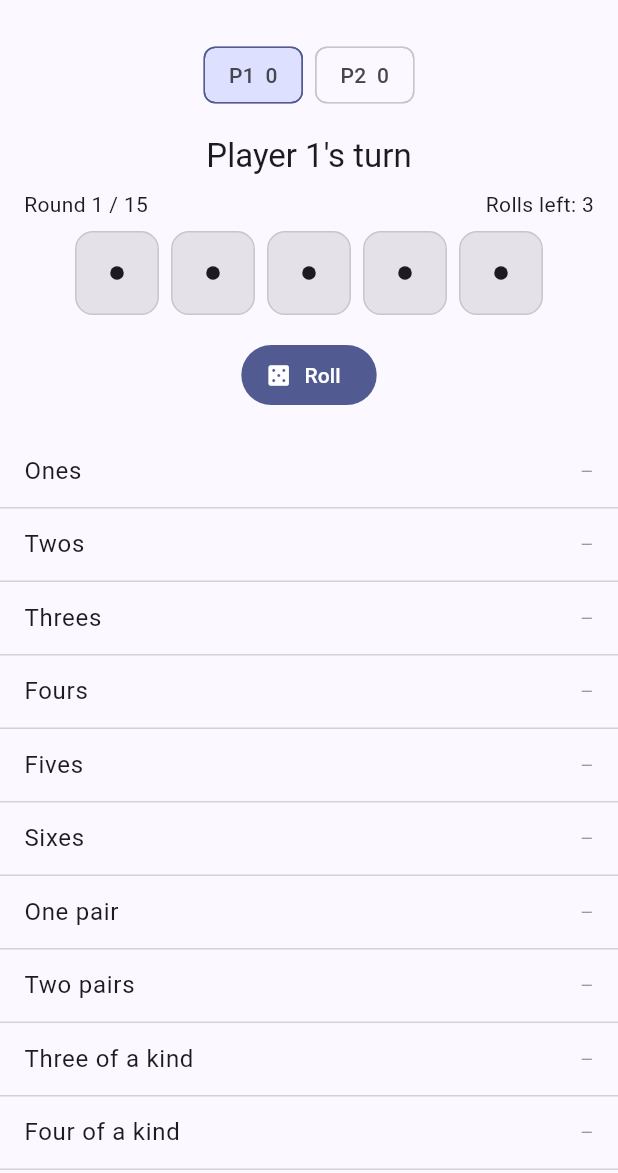
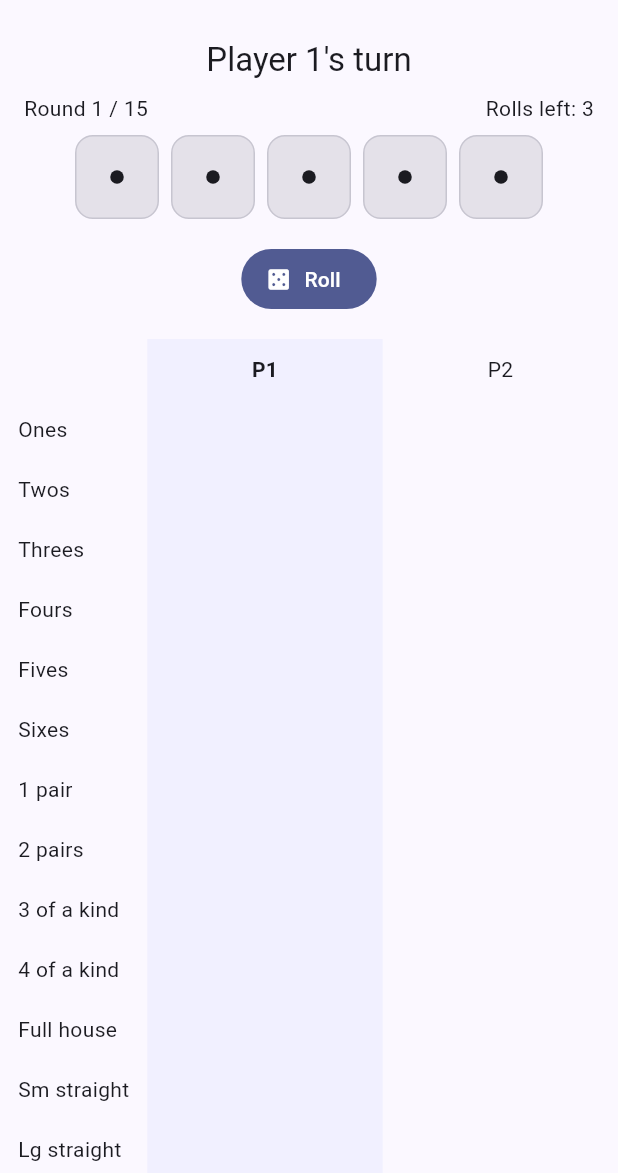
Before and after one commit to eilazov/diceZ, a Flutter app: the screen it shows after launch, after a tap on an icon or button, on a phone screen of 412 x 824 dp, the part 63-1236 px from its top. Run offline on Flutter 3.47's test engine with Material 3 defaults, Android fonts, the phone set to English and light mode, and no system bars; our stand-ins replace shared_preferences.

Commit message:
Replace per-player card + standings strip with one shared score table
ScoreTable: rows = 15 categories + totals row, columns = players. Every
player's locked scores and running total are always visible. The active
player's column is highlighted; on their turn its open cells preview the
current dice and commit on tap. Category labels abbreviated
(categoryShortLabel) so 4 columns fit a phone without horizontal scroll.

- new score_table.dart (+ categoryLabel / categoryShortLabel); removes
  score_card_view.dart
- DiceGame gains scoreCards getter
- GameScreen drops the standings strip, embeds ScoreTable
- statistics_screen imports categoryLabel from score_table
- design-brief.md, multiplayer spec, and CLAUDE.md updated for the
  shared-table model

90 tests pass, flutter analyze clean.

Co-Authored-By: Claude Sonnet 5 <noreply@anthropic.com>

```diff
--- a/lib/models/dice_game.dart
+++ b/lib/models/dice_game.dart
@@ -49,6 +49,9 @@ class DiceGame {
 
   /// The score card belonging to [player].
   ScoreCard scoreCardFor(int player) => _cards[player];
+
+  /// Every player's score card, in seat order. Unmodifiable.
+  List<ScoreCard> get scoreCards => List.unmodifiable(_cards);
 
   /// [player]'s current total.
   int totalFor(int player) => _cards[player].total;
--- a/lib/widgets/game_screen.dart
+++ b/lib/widgets/game_screen.dart
@@ -7,7 +7,7 @@ import '../models/game_result.dart';
 import '../models/score_card.dart';
 import '../services/game_storage.dart';
 import 'dice_row.dart';
-import 'score_card_view.dart';
+import 'score_table.dart';
 
 /// The playing screen for a 2–4 player hot-seat match. Owns one [DiceGame] and
 /// rebuilds on every action.
@@ -120,12 +120,8 @@ class _GameScreenState extends State<GameScreen> {
       body: SingleChildScrollView(
         child: Column(
           children: [
-            _StandingsStrip(
-              standings: _game.standings,
-              currentPlayer: _game.currentPlayer,
-            ),
             Padding(
-              padding: const EdgeInsets.fromLTRB(16, 4, 16, 0),
+              padding: const EdgeInsets.fromLTRB(16, 12, 16, 0),
               child: Text(
                 "Player ${_game.currentPlayer + 1}'s turn",
                 style: Theme.of(context).textTheme.titleLarge,
@@ -155,8 +151,9 @@ class _GameScreenState extends State<GameScreen> {
               label: const Text('Roll'),
             ),
             const SizedBox(height: 16),
-            ScoreCardView(
-              card: _game.scoreCardFor(_game.currentPlayer),
+            ScoreTable(
+              cards: _game.scoreCards,
+              currentPlayer: _game.currentPlayer,
               currentDice: _game.dice,
               canCommit: canAct,
               onCommit: _commit,
@@ -167,36 +164,3 @@ class _GameScreenState extends State<GameScreen> {
     );
   }
 }
-
-class _StandingsStrip extends StatelessWidget {
-  const _StandingsStrip({required this.standings, required this.currentPlayer});
-
-  final List<int> standings;
-  final int currentPlayer;
-
-  @override
-  Widget build(BuildContext context) {
-    final scheme = Theme.of(context).colorScheme;
-
-    return SingleChildScrollView(
-      scrollDirection: Axis.horizontal,
-      padding: const EdgeInsets.symmetric(horizontal: 12, vertical: 12),
-      child: Row(
-        children: [
-          for (var p = 0; p < standings.length; p++)
-            Padding(
-              padding: const EdgeInsets.symmetric(horizontal: 4),
-              child: Chip(
-                label: Text('P${p + 1}  ${standings[p]}'),
-                backgroundColor:
-                    p == currentPlayer ? scheme.primaryContainer : null,
-                side: p == currentPlayer
-                    ? BorderSide(color: scheme.primary)
-                    : null,
-              ),
-            ),
-        ],
-      ),
-    );
-  }
-}
--- a/lib/widgets/score_card_view.dart
+++ /dev/null
@@ -1,130 +0,0 @@
-import 'package:flutter/material.dart';
-
-import '../models/score_card.dart';
-
-/// Human-readable label for each score category.
-String categoryLabel(ScoreCategory category) => switch (category) {
-      ScoreCategory.ones => 'Ones',
-      ScoreCategory.twos => 'Twos',
-      ScoreCategory.threes => 'Threes',
-      ScoreCategory.fours => 'Fours',
-      ScoreCategory.fives => 'Fives',
-      ScoreCategory.sixes => 'Sixes',
-      ScoreCategory.onePair => 'One pair',
-      ScoreCategory.twoPairs => 'Two pairs',
-      ScoreCategory.threeOfAKind => 'Three of a kind',
-      ScoreCategory.fourOfAKind => 'Four of a kind',
-      ScoreCategory.fullHouse => 'Full house',
-      ScoreCategory.smallStraight => 'Small straight',
-      ScoreCategory.largeStraight => 'Large straight',
-      ScoreCategory.yahtzee => 'Dice Zee',
-      ScoreCategory.chance => 'Chance',
-    };
-
-/// The 15-row score sheet. Open rows preview what [currentDice] would score
-/// (when [canCommit]) and commit on tap; filled rows show their locked score.
-class ScoreCardView extends StatelessWidget {
-  const ScoreCardView({
-    super.key,
-    required this.card,
-    required this.currentDice,
-    required this.canCommit,
-    required this.onCommit,
-  });
-
-  final ScoreCard card;
-  final List<int> currentDice;
-  final bool canCommit;
-  final ValueChanged<ScoreCategory> onCommit;
-
-  @override
-  Widget build(BuildContext context) {
-    return Column(
-      children: [
-        for (final category in ScoreCategory.values)
-          _CategoryRow(
-            key: ValueKey('category_${category.name}'),
-            label: categoryLabel(category),
-            filledScore: card.scoreOf(category),
-            previewScore:
-                canCommit ? ScoreCard.score(category, currentDice) : null,
-            onTap: (!card.isFilled(category) && canCommit)
-                ? () => onCommit(category)
-                : null,
-          ),
-        const Divider(height: 1),
-        Padding(
-          key: const ValueKey('score_total'),
-          padding: const EdgeInsets.symmetric(horizontal: 16, vertical: 12),
-          child: Row(
-            mainAxisAlignment: MainAxisAlignment.spaceBetween,
-            children: [
-              Text('Total', style: Theme.of(context).textTheme.titleMedium),
-              Text(
-                '${card.total}',
-                style: Theme.of(context).textTheme.titleMedium,
-              ),
-            ],
-          ),
-        ),
-      ],
-    );
-  }
-}
-
-class _CategoryRow extends StatelessWidget {
-  const _CategoryRow({
-    super.key,
-    required this.label,
-    required this.filledScore,
-    required this.previewScore,
-    required this.onTap,
-  });
-
-  final String label;
-  final int? filledScore;
-  final int? previewScore;
-  final VoidCallback? onTap;
-
-  @override
-  Widget build(BuildContext context) {
-    final theme = Theme.of(context);
-    final isFilled = filledScore != null;
-
-    final Widget trailing;
-    if (isFilled) {
-      trailing = Text('$filledScore', style: theme.textTheme.bodyLarge);
-    } else if (previewScore != null) {
-      trailing = Text(
-        '$previewScore',
-        style: theme.textTheme.bodyLarge?.copyWith(color: theme.disabledColor),
-      );
-    } else {
-      trailing = Text('–', style: TextStyle(color: theme.disabledColor));
-    }
-
-    return InkWell(
-      onTap: onTap,
-      child: Container(
-        padding: const EdgeInsets.symmetric(horizontal: 16, vertical: 12),
-        decoration: BoxDecoration(
-          border: Border(
-            bottom: BorderSide(color: theme.dividerColor.withValues(alpha: 0.3)),
-          ),
-        ),
-        child: Row(
-          mainAxisAlignment: MainAxisAlignment.spaceBetween,
-          children: [
-            Text(
-              label,
-              style: theme.textTheme.bodyLarge?.copyWith(
-                fontWeight: isFilled ? FontWeight.w600 : FontWeight.normal,
-              ),
-            ),
-            trailing,
-          ],
-        ),
-      ),
-    );
-  }
-}
--- /dev/null
+++ b/lib/widgets/score_table.dart
@@ -0,0 +1,197 @@
+import 'package:flutter/material.dart';
+
+import '../models/score_card.dart';
+
+/// Full category label, for places with room (e.g. the statistics screen).
+String categoryLabel(ScoreCategory category) => switch (category) {
+      ScoreCategory.ones => 'Ones',
+      ScoreCategory.twos => 'Twos',
+      ScoreCategory.threes => 'Threes',
+      ScoreCategory.fours => 'Fours',
+      ScoreCategory.fives => 'Fives',
+      ScoreCategory.sixes => 'Sixes',
+      ScoreCategory.onePair => 'One pair',
+      ScoreCategory.twoPairs => 'Two pairs',
+      ScoreCategory.threeOfAKind => 'Three of a kind',
+      ScoreCategory.fourOfAKind => 'Four of a kind',
+      ScoreCategory.fullHouse => 'Full house',
+      ScoreCategory.smallStraight => 'Small straight',
+      ScoreCategory.largeStraight => 'Large straight',
+      ScoreCategory.yahtzee => 'Dice Zee',
+      ScoreCategory.chance => 'Chance',
+    };
+
+/// Compact category label, for the multi-column score table.
+String categoryShortLabel(ScoreCategory category) => switch (category) {
+      ScoreCategory.onePair => '1 pair',
+      ScoreCategory.twoPairs => '2 pairs',
+      ScoreCategory.threeOfAKind => '3 of a kind',
+      ScoreCategory.fourOfAKind => '4 of a kind',
+      ScoreCategory.smallStraight => 'Sm straight',
+      ScoreCategory.largeStraight => 'Lg straight',
+      _ => categoryLabel(category),
+    };
+
+/// The shared score sheet for every player: 15 category rows plus a totals row,
+/// one column per player. The active player's column is highlighted; while they
+/// can act, its still-open cells preview the current dice and commit on tap.
+class ScoreTable extends StatelessWidget {
+  const ScoreTable({
+    super.key,
+    required this.cards,
+    required this.currentPlayer,
+    required this.currentDice,
+    required this.canCommit,
+    required this.onCommit,
+  });
+
+  final List<ScoreCard> cards;
+  final int currentPlayer;
+  final List<int> currentDice;
+  final bool canCommit;
+  final ValueChanged<ScoreCategory> onCommit;
+
+  @override
+  Widget build(BuildContext context) {
+    return Table(
+      defaultVerticalAlignment: TableCellVerticalAlignment.middle,
+      columnWidths: {
+        0: const IntrinsicColumnWidth(),
+        for (var p = 0; p < cards.length; p++)
+          p + 1: const FlexColumnWidth(),
+      },
+      children: [
+        _headerRow(context),
+        for (final category in ScoreCategory.values) _categoryRow(context, category),
+        _totalsRow(context),
+      ],
+    );
+  }
+
+  TableRow _headerRow(BuildContext context) {
+    final theme = Theme.of(context);
+    return TableRow(
+      children: [
+        const SizedBox(height: 40),
+        for (var p = 0; p < cards.length; p++)
+          _Cell(
+            key: ValueKey('col_header_$p'),
+            highlight: p == currentPlayer,
+            child: Text(
+              'P${p + 1}',
+              style: theme.textTheme.labelLarge?.copyWith(
+                fontWeight:
+                    p == currentPlayer ? FontWeight.bold : FontWeight.normal,
+              ),
+            ),
+          ),
+      ],
+    );
+  }
+
+  TableRow _categoryRow(BuildContext context, ScoreCategory category) {
+    final theme = Theme.of(context);
+    return TableRow(
+      children: [
+        Padding(
+          key: ValueKey('row_${category.name}'),
+          padding: const EdgeInsets.symmetric(horizontal: 12, vertical: 10),
+          child: Text(
+            categoryShortLabel(category),
+            style: theme.textTheme.bodyMedium,
+          ),
+        ),
+        for (var p = 0; p < cards.length; p++) _scoreCell(context, p, category),
+      ],
+    );
+  }
+
+  Widget _scoreCell(BuildContext context, int player, ScoreCategory category) {
+    final theme = Theme.of(context);
+    final card = cards[player];
+    final isCurrent = player == currentPlayer;
+
+    if (card.isFilled(category)) {
+      return _Cell(
+        key: ValueKey('cell_${player}_${category.name}'),
+        highlight: isCurrent,
+        child: Text('${card.scoreOf(category)}', style: theme.textTheme.bodyMedium),
+      );
+    }
+
+    if (isCurrent && canCommit) {
+      return _Cell(
+        key: ValueKey('commit_${category.name}'),
+        highlight: true,
+        onTap: () => onCommit(category),
+        child: Text(
+          '${ScoreCard.score(category, currentDice)}',
+          style: theme.textTheme.bodyMedium?.copyWith(color: theme.disabledColor),
+        ),
+      );
+    }
+
+    return _Cell(
+      key: ValueKey('cell_${player}_${category.name}'),
+      highlight: isCurrent,
+      child: const SizedBox.shrink(),
+    );
+  }
+
+  TableRow _totalsRow(BuildContext context) {
+    final theme = Theme.of(context);
+    return TableRow(
+      decoration: BoxDecoration(
+        border: Border(top: BorderSide(color: theme.dividerColor)),
+      ),
+      children: [
+        Padding(
+          key: const ValueKey('row_total'),
+          padding: const EdgeInsets.symmetric(horizontal: 12, vertical: 10),
+          child: Text('Total', style: theme.textTheme.titleSmall),
+        ),
+        for (var p = 0; p < cards.length; p++)
+          _Cell(
+            key: ValueKey('total_$p'),
+            highlight: p == currentPlayer,
+            child: Text(
+              '${cards[p].total}',
+              style: theme.textTheme.titleSmall,
+            ),
+          ),
+      ],
+    );
+  }
+}
+
+/// A single fixed-height table cell: centered content, optional column
+/// highlight, optional tap handler.
+class _Cell extends StatelessWidget {
+  const _Cell({
+    super.key,
+    required this.child,
+    this.highlight = false,
+    this.onTap,
+  });
+
+  final Widget child;
+  final bool highlight;
+  final VoidCallback? onTap;
+
+  @override
+  Widget build(BuildContext context) {
+    final scheme = Theme.of(context).colorScheme;
+
+    Widget content = Container(
+      height: 40,
+      alignment: Alignment.center,
+      color: highlight ? scheme.primaryContainer.withValues(alpha: 0.35) : null,
+      child: child,
+    );
+
+    if (onTap != null) {
+      content = InkWell(onTap: onTap, child: content);
+    }
+    return content;
+  }
+}
--- a/lib/widgets/statistics_screen.dart
+++ b/lib/widgets/statistics_screen.dart
@@ -2,7 +2,7 @@ import 'package:flutter/material.dart';
 
 import '../models/statistics.dart';
 import '../services/game_storage.dart';
-import 'score_card_view.dart';
+import 'score_table.dart';
 
 /// Aggregate statistics across every stored game.
 class StatisticsScreen extends StatefulWidget {
```
Also changed, not shown: 7 other files.
